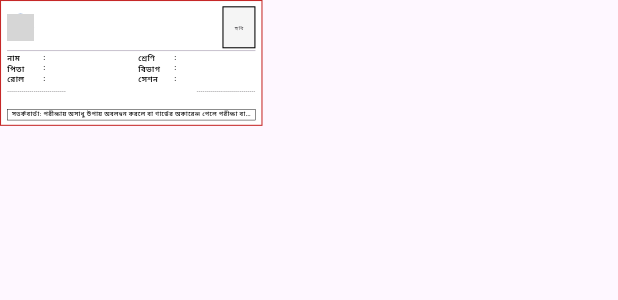
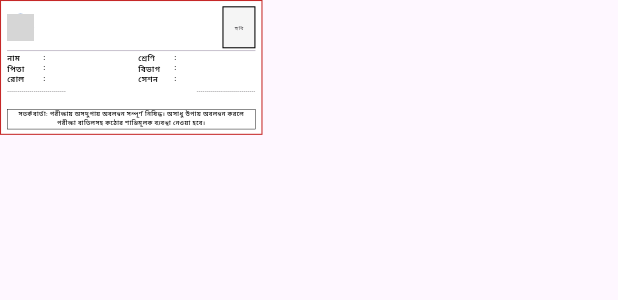
Before and after one commit to abbasuddin10/academic-management, a Flutter app: the _DynamicSeatPlanContent widget shown alone on an empty page, opened directly with empty values, on a phone screen of 412 x 824 dp. Shown: the top 300 px of the screen. Run offline on Flutter 3.47's test engine with Material 3 defaults, Android fonts, the phone set to English and light mode, and no system bars; our stand-ins replace connectivity_plus, dio, file_picker, firebase_core, firebase_messaging, flutter_local_notifications and 12 more; missing offline and left inert: excel, gal, mobile_scanner, syncfusion_flutter_xlsio; accounts and stored records are empty; grey boxes are pictures that could not be loaded.

Commit message:
all done

```diff
--- a/lib/views/exams/ExamSeatPlanView.dart
+++ b/lib/views/exams/ExamSeatPlanView.dart
@@ -194,7 +194,9 @@ class _ExamSeatPlanViewState extends State<ExamSeatPlanView>
           .eq('academy_id', widget.academyId);
 
       final List studentList = response as List;
-      allStudents = studentList.map((e) => Map<String, dynamic>.from(e)).toList();
+      allStudents = studentList
+          .map((e) => Map<String, dynamic>.from(e))
+          .toList();
 
       groupedStudents.clear();
       Map<String, int> counts = {};
@@ -222,7 +224,7 @@ class _ExamSeatPlanViewState extends State<ExamSeatPlanView>
       classList.sort(_compareClassNames);
       classList.insert(0, 'সব ক্লাস');
       classCounts = counts;
-        } catch (e) {
+    } catch (e) {
       Get.snackbar(
         "ত্রুটি",
         "ডাটা লোড করতে সমস্যা হয়েছে: $e",
@@ -1129,14 +1131,14 @@ class _DynamicSeatPlanContent extends StatelessWidget {
             padding: const EdgeInsets.symmetric(horizontal: 1.5, vertical: 0.3),
             decoration: BoxDecoration(border: Border.all(width: 0.3)),
             child: const Text(
-              'সতর্কবার্তা: পরীক্ষায় অসাধু উপায় অবলম্বন করলে বা গার্ডের অকারেন্স পেলে পরীক্ষা বাতিলসহ শাস্তিমূলক ব্যবস্থা নেওয়া হবে।',
+              'সতর্কবার্তা: পরীক্ষায় অসদুপায় অবলম্বন সম্পূর্ণ নিষিদ্ধ। অসাধু উপায় অবলম্বন করলে পরীক্ষা বাতিলসহ কঠোর শাস্তিমূলক ব্যবস্থা নেওয়া হবে।',
               style: TextStyle(
                 fontSize: 3.8,
                 fontWeight: FontWeight.bold,
                 color: Colors.black,
               ),
               textAlign: TextAlign.center,
-              maxLines: 1,
+              maxLines: 2,
               overflow: TextOverflow.ellipsis,
             ),
           ),
```
